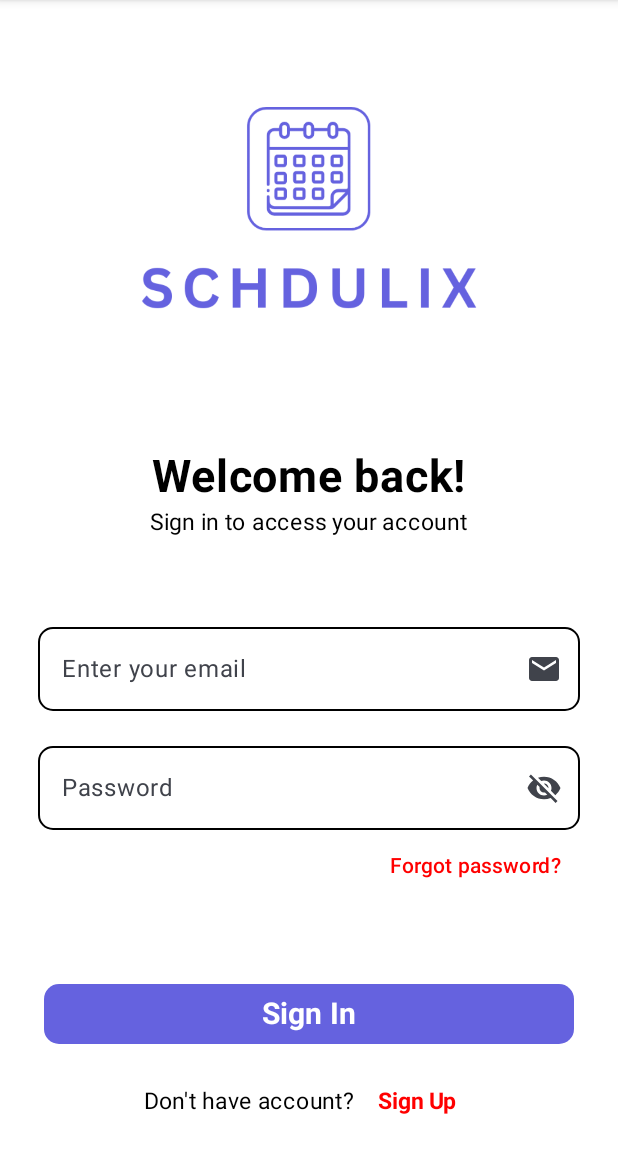
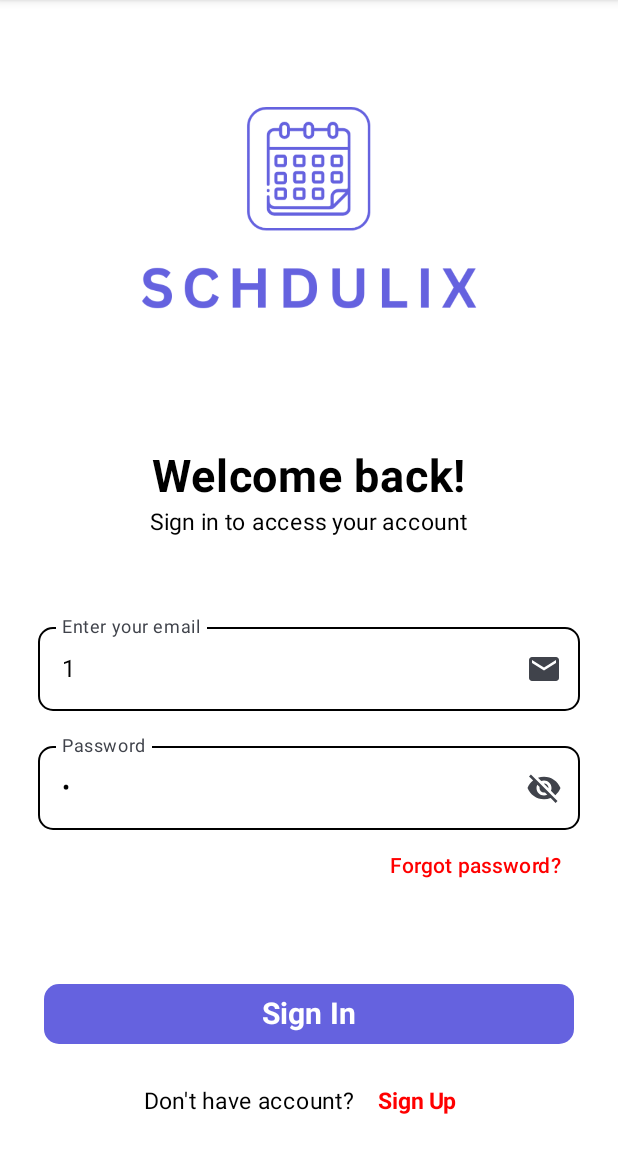
Before and after one commit to nbscvincent/reminder-app, an Android app built with Jetpack Compose: the screen it shows after launch (MainActivity), on a phone screen of 412 x 824 dp, the part 84-1236 px from its top. Run offline under Robolectric (Android 15) with nearby library versions, the light colour scheme and no system bars; our stand-ins replace Timber; 1 statement that could not run was skipped.

Commit message:
March 23, 2024
March 23, 2024
Login tp API

```diff
--- a/app/build.gradle.kts
+++ b/app/build.gradle.kts
@@ -4,8 +4,11 @@ plugins {
     id("com.google.devtools.ksp")
     id("kotlin-parcelize")
     id("kotlinx-serialization")
-    id("org.jetbrains.kotlin.plugin.serialization")
+    //id("org.jetbrains.kotlin.plugin.serialization")
     //id("org.jetbrains.kotlin.plugin.serialization") version "1.8.21"
+
+    //id ("org.jetbrains.kotlin.multiplatform") version "1.9.22"
+    //id ("org.jetbrains.kotlin.plugin.serialization") version "1.9.22"
 }
 android {
     namespace = "com.nbscollege_jenjosh.schdulix"
--- a/app/src/main/java/com/nbscollege_jenjosh/schdulix/LoginScreen.kt
+++ b/app/src/main/java/com/nbscollege_jenjosh/schdulix/LoginScreen.kt
@@ -72,7 +72,10 @@ import com.nbscollege_jenjosh.schdulix.ui.theme.user.RegistrationScreenViewModel
 import com.nbscollege_jenjosh.schdulix.ui.theme.user.UserDetails
 import com.nbscollege_jenjosh.schdulix.viewmodel.ScreenViewModel
 import kotlinx.coroutines.flow.Flow
+import kotlinx.coroutines.flow.collect
+import kotlinx.coroutines.flow.collectLatest
 import kotlinx.coroutines.launch
+import kotlinx.coroutines.runBlocking
 import timber.log.Timber
 
 @OptIn(ExperimentalMaterial3Api::class)
@@ -82,8 +85,8 @@ fun LoginScreen(
     screenViewModel: ScreenViewModel,
     viewModel: LoginScreenViewModel = viewModel(factory = AppViewModelProvider.Factory)
 ) {
-    var email by remember { mutableStateOf("") }
-    var password by remember { mutableStateOf("") }
+    var email by remember { mutableStateOf("1") }
+    var password by remember { mutableStateOf("1") }
     val isChecked = remember { mutableStateOf(false) }
     var passwordShow: Boolean by remember { mutableStateOf(false) }
     val openDialog = remember { mutableStateOf(false) }
@@ -119,15 +122,17 @@ fun LoginScreen(
                                 val flow : Flow<UserProfile?>? = viewModel.selectUser()
 
                                 if (flow != null) {
-                                    flow.collect{
+                                    flow.collect {
+
                                         if (it != null) {
                                             screenViewModel.setLogin()
-                                            navController.navigate(MainScreen.Splash.name)
 
                                             preferencesManager.saveData("login", "true")
                                             preferencesManager.saveData("username", it.username)
                                             preferencesManager.saveData("firstName", it.firstName)
                                             preferencesManager.saveData("lastName", it.lastName)
+
+                                            navController.navigate(MainScreen.Splash.name)
                                         }else{
                                             openDialog.value = true
                                         }
--- a/app/src/main/java/com/nbscollege_jenjosh/schdulix/network/KtorClient.kt
+++ b/app/src/main/java/com/nbscollege_jenjosh/schdulix/network/KtorClient.kt
@@ -25,12 +25,12 @@ fun KtorClient(): HttpClient {
             level = LogLevel.ALL
         }
         install(ContentNegotiation) {
-            json(Json {
+            json( Json {
                 prettyPrint = true
                 isLenient = true
                 encodeDefaults = true
                 ignoreUnknownKeys = true
-                explicitNulls = true
+                //explicitNulls = false
             })
         }
         install(HttpRedirect) {
--- a/app/src/main/java/com/nbscollege_jenjosh/schdulix/ui/theme/user/LoginScreenViewModel.kt
+++ b/app/src/main/java/com/nbscollege_jenjosh/schdulix/ui/theme/user/LoginScreenViewModel.kt
@@ -4,6 +4,7 @@ import android.util.Log
 import androidx.compose.runtime.collectAsState
 import androidx.compose.runtime.getValue
 import androidx.compose.runtime.mutableStateOf
+import androidx.compose.runtime.rememberCoroutineScope
 import androidx.compose.runtime.setValue
 import androidx.lifecycle.ViewModel
 import com.nbscollege_jenjosh.schdulix.data.repository.UserRepository
--- a/build.gradle.kts
+++ b/build.gradle.kts
@@ -5,4 +5,6 @@ plugins {
     id("com.google.devtools.ksp") version "1.9.10-1.0.13" apply false
     //id ("org.jetbrains.kotlin.jvm") version "1.7.20" apply false
     id ("org.jetbrains.kotlin.plugin.serialization") version "1.9.10" apply false
+    //id ("org.jetbrains.kotlin.plugin.serialization") version "1.9.22" apply false
+    //id ("org.jetbrains.kotlin.plugin.serialization") version "1.8.21" apply false
 }
```
Also changed, not shown: app/src/main/java/com/nbscollege_jenjosh/schdulix/data/online/OnlineUserRepository.kt (+24 -17 lines).
